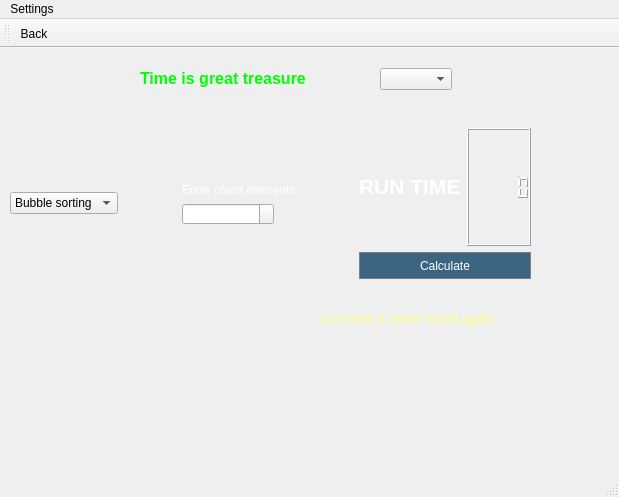
Above: time_calculate.ui from Sapfir0/QT_PROJECT before the change. Below: the same form after it.
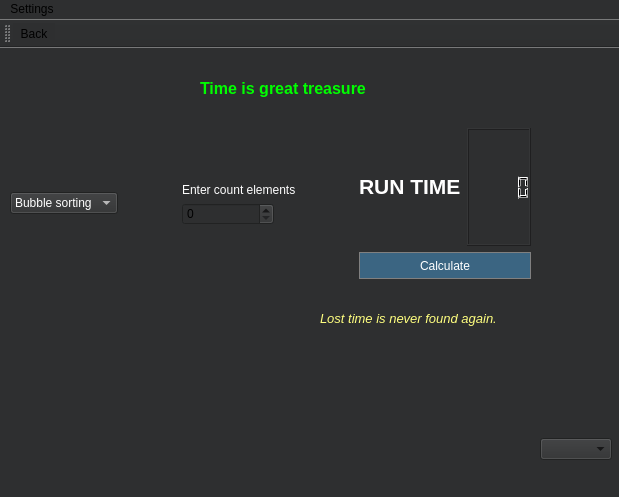
That is the form after the change. Icons and pictures are not drawn.

```diff
--- a/time_calculate.ui
+++ b/time_calculate.ui
@@ -14,14 +14,14 @@
    <string>MainWindow</string>
   </property>
   <property name="styleSheet">
-   <string notr="true"/>
+   <string notr="true">background-color: #2E2F30;</string>
   </property>
   <widget class="QWidget" name="centralwidget">
    <widget class="QLabel" name="label_2">
     <property name="geometry">
      <rect>
-      <x>140</x>
-      <y>10</y>
+      <x>200</x>
+      <y>20</y>
       <width>211</width>
       <height>41</height>
      </rect>
@@ -60,6 +60,9 @@
       <layout class="QVBoxLayout" name="verticalLayout_3">
        <item>
         <widget class="QComboBox" name="comboBox">
+         <property name="styleSheet">
+          <string notr="true">color: white;</string>
+         </property>
          <item>
           <property name="text">
            <string>Bubble sorting</string>
@@ -100,12 +103,7 @@
        <item>
         <widget class="QLabel" name="situation_arg1">
          <property name="styleSheet">
-          <string notr="true">QLabel {
-  color: white; 
-}
-
-
-</string>
+          <string notr="true">color: white;</string>
          </property>
          <property name="text">
           <string>Enter count elements</string>
@@ -124,14 +122,7 @@
           <bool>true</bool>
          </property>
          <property name="styleSheet">
-          <string notr="true">QLabel {
-  color: white; 
-}
-QSpinBox {
-color: white;
-}
-
-</string>
+          <string notr="true"/>
          </property>
          <property name="maximum">
           <number>999999999</number>
@@ -191,8 +182,7 @@
               <string/>
              </property>
              <property name="styleSheet">
-              <string notr="true">color: white;
-</string>
+              <string notr="true"/>
              </property>
              <property name="segmentStyle">
               <enum>QLCDNumber::Filled</enum>
@@ -237,8 +227,8 @@
    <widget class="QComboBox" name="comboBox_2">
     <property name="geometry">
      <rect>
-      <x>380</x>
-      <y>20</y>
+      <x>540</x>
+      <y>390</y>
       <width>72</width>
       <height>22</height>
      </rect>
```
